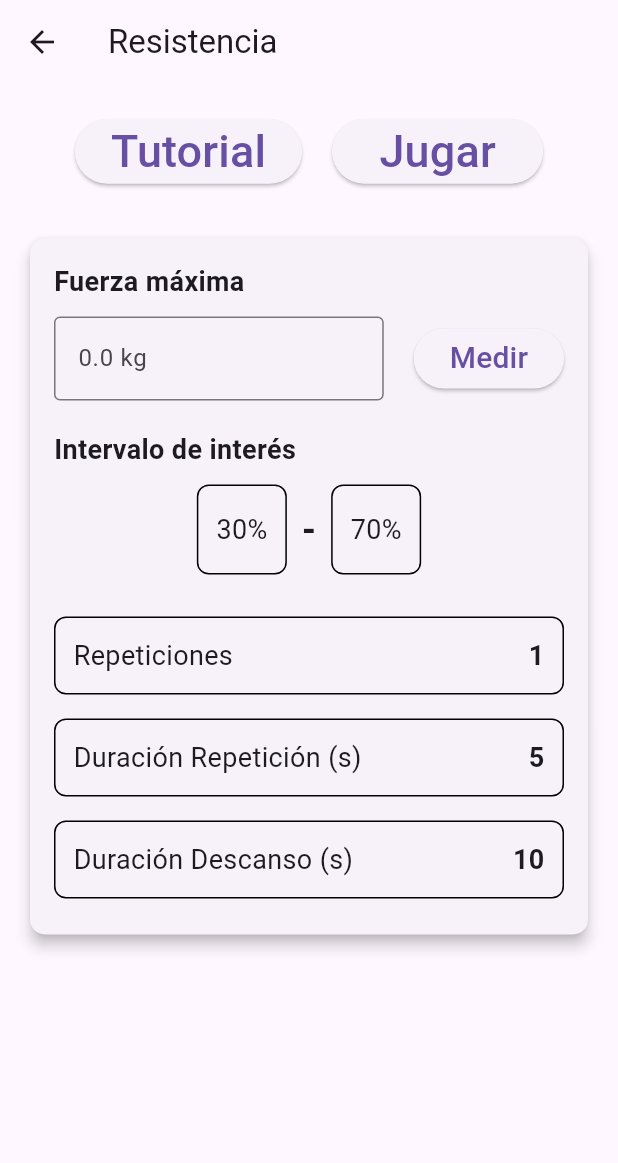
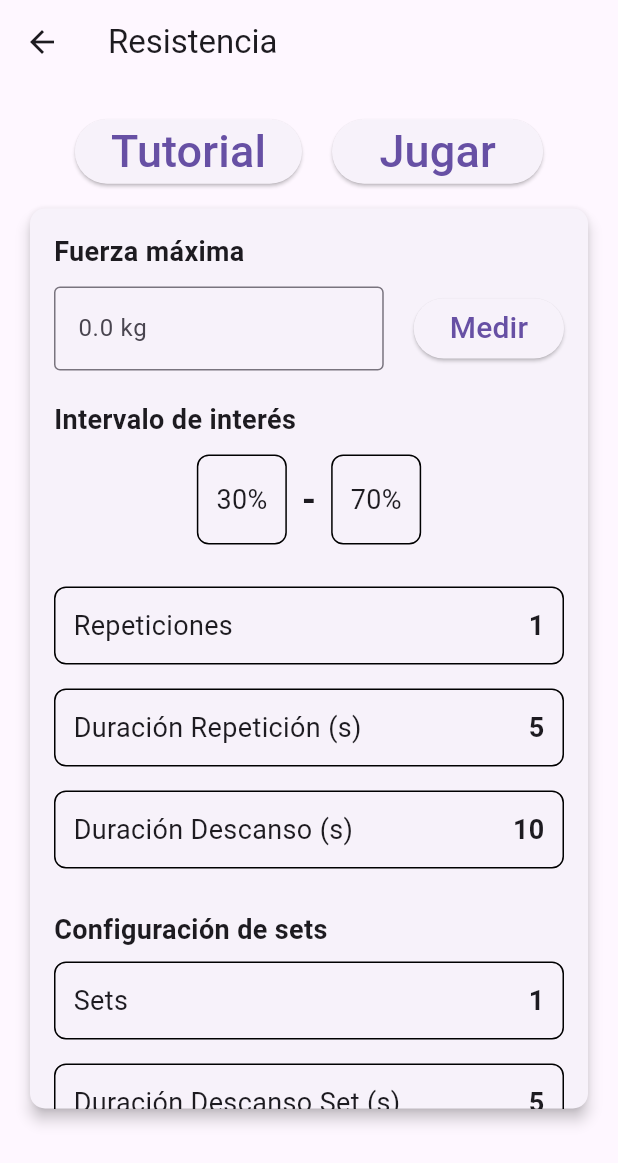
Before and after one commit to Monse125/sgames, a Flutter app: the ResistenciaSetMenu screen opened directly, on a phone screen of 412 x 824 dp. Shown: the top 1163 px of the screen. Run offline on Flutter 3.47's test engine with Material 3 defaults, Android fonts, the phone set to English and light mode, and no system bars; our stand-ins replace flutter_blue_plus, font_awesome_flutter, permission_handler; missing offline and left inert: flame.

Commit message:
configuración menuResistenciaSet Sets

```diff
--- a/lib/views/gamesMenus/resistencia_set_menu.dart
+++ b/lib/views/gamesMenus/resistencia_set_menu.dart
@@ -7,6 +7,8 @@ import 'package:sgames/states/bluetooth_manager.dart';
 
 
 class ResistenciaSetMenu extends StatefulWidget {
+  const ResistenciaSetMenu({super.key});
+
   @override
   _ResistenciaSetMenuState createState() => _ResistenciaSetMenuState();
 }
@@ -18,6 +20,8 @@ class _ResistenciaSetMenuState extends State<ResistenciaSetMenu> {
   int amountReps = 1;
   int lenghtRep = 5;
   int lenghtRest = 10;
+  int amountSets = 1;
+  int lenghtRestSet = 5;
 
 
   //TextStyles repetidos
@@ -153,6 +157,8 @@ class _ResistenciaSetMenuState extends State<ResistenciaSetMenu> {
         amountReps: amountReps,
         lenghtRep: lenghtRep,
         lenghtRest: lenghtRest,
+        setRest: lenghtRestSet,
+        amountSets: amountSets,
       )),
     );
   }
@@ -191,7 +197,7 @@ class _ResistenciaSetMenuState extends State<ResistenciaSetMenu> {
                 ),
             ],),
 
-            SizedBox(height: 30),
+            SizedBox(height: 10),
 
             // Contenedor de configuración
             Card(
@@ -199,6 +205,9 @@ class _ResistenciaSetMenuState extends State<ResistenciaSetMenu> {
               shape: RoundedRectangleBorder(
                 borderRadius: BorderRadius.circular(10),
               ),
+              child: SizedBox(
+                height: 600, // Altura máxima fija para la tarjeta
+                child: SingleChildScrollView(
                   child: Padding(
                     padding: const EdgeInsets.all(16.0),
                     child: Column(
@@ -208,7 +217,6 @@ class _ResistenciaSetMenuState extends State<ResistenciaSetMenu> {
                         SizedBox(height: 10),
                         Row(
                           children: [
-                        // Cuadrado de entrada manual
                             Expanded(
                               child: TextField(
                                 keyboardType: TextInputType.number,
@@ -224,11 +232,9 @@ class _ResistenciaSetMenuState extends State<ResistenciaSetMenu> {
                               ),
                             ),
                             SizedBox(width: 20),
-                        // Botón para medir fuerza máxima
                             ElevatedButton(
                               onPressed: _measureMaxForce,
-                          child: Text("Medir", style: TextStyle(
-                            fontSize: 20 ),),
+                              child: Text("Medir", style: TextStyle(fontSize: 20)),
                             ),
                           ],
                         ),
@@ -240,23 +246,29 @@ class _ResistenciaSetMenuState extends State<ResistenciaSetMenu> {
                         Row(
                           mainAxisAlignment: MainAxisAlignment.center,
                           children: [
-                        _intervalButton(lowerBound, true),  // Pasa el booleano correctamente
+                            _intervalButton(lowerBound, true),
                             SizedBox(width: 10),
                             Text("-", style: TextStyle(fontSize: 24, fontWeight: FontWeight.bold)),
                             SizedBox(width: 10),
-                        _intervalButton(upperBound, false), // Pasa el booleano correctamente
+                            _intervalButton(upperBound, false),
                           ],
                         ),
                         SizedBox(height: 20),
                         _configOption("Repeticiones", amountReps, 1, 20, (val) => setState(() => amountReps = val)),
                         _configOption("Duración Repetición (s)", lenghtRep, 1, 60, (val) => setState(() => lenghtRep = val)),
                         _configOption("Duración Descanso (s)", lenghtRest, 1, 60, (val) => setState(() => lenghtRest = val)),
+                        SizedBox(height: 20),
+                        Text("Configuración de sets", style: titulosCard),
+                        _configOption("Sets", amountReps, 1, 10, (val) => setState(() => amountReps = val)),
+                        _configOption("Duración Descanso Set (s)", lenghtRestSet, 5, 60, (val) => setState(() => lenghtRestSet = val)),
                       ],
                     ),
                   ),
                 ),
+              ),
+            ),
 
-            SizedBox(height: 40),
+            SizedBox(height: 10),
 
 
           ],
```
Also changed, not shown: lib/games/resistencia/obstacle_pair.dart (+35 -29 lines), lib/games/resistencia/obstaculo.dart (+4 -31 lines), lib/games/resistencia/resistencia_game.dart (+29 -8 lines), lib/games/resistencia/resistencia_game_screen.dart (+7 -5 lines). Lines whose indentation alone changed are shown as unchanged.
